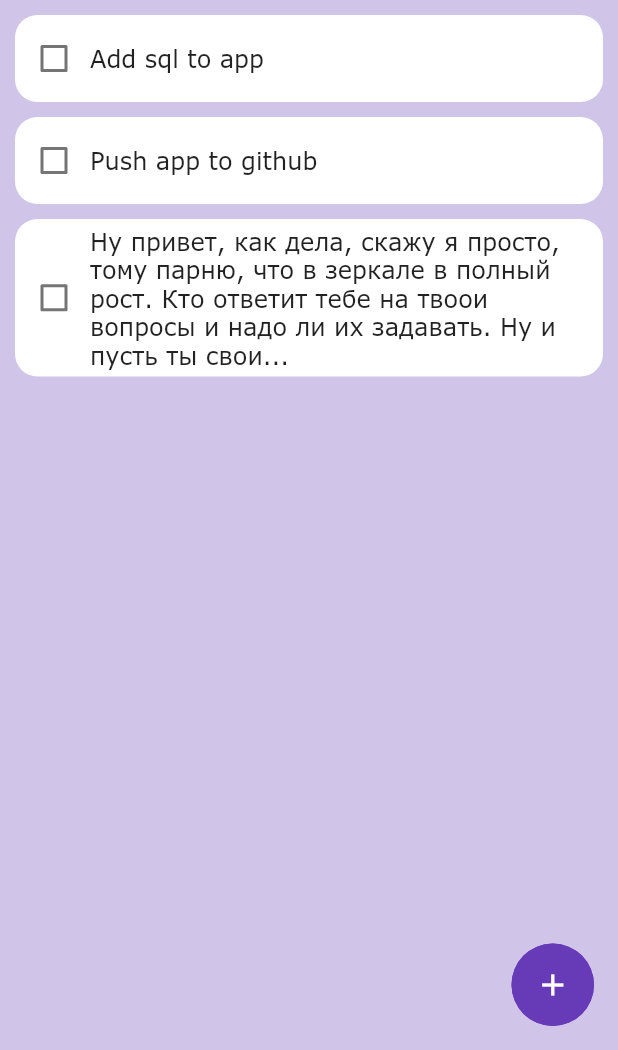
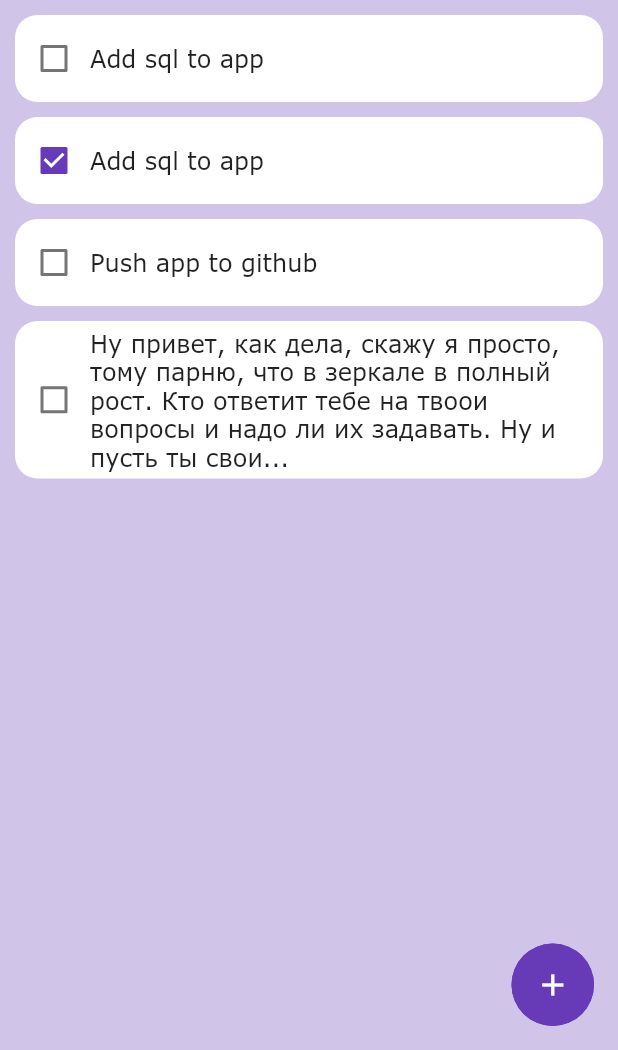
Before and after one commit to DEATHSTROUKE/flutter-todo, a Flutter app: the screen it shows after launch, on a phone screen of 412 x 824 dp, the part 186-1236 px from its top. Run offline on Flutter 3.47's test engine with Material 2 defaults, Android fonts, the phone set to English and light mode, and no system bars; our stand-ins replace bloc, equatable, flutter_bloc.

Commit message:
adding empty todo and make checked todos

```diff
--- /dev/null
+++ b/lib/app.dart
@@ -0,0 +1,19 @@
+import 'package:flutter/material.dart';
+import 'package:flutter/services.dart';
+import 'package:todo_list/todo_bloc/view/todo_page.dart';
+import 'constants/colors.dart';
+
+class App extends StatelessWidget {
+  const App({super.key});
+
+  @override
+  Widget build(BuildContext context) {
+    SystemChrome.setSystemUIOverlayStyle(SystemUiOverlayStyle.light
+        .copyWith(systemNavigationBarColor: mainBgColor));
+    return MaterialApp(
+      debugShowCheckedModeBanner: false,
+      theme: ThemeData(primarySwatch: mainMaterialColor, fontFamily: 'Verdana'),
+      home: TodoHomePage(),
+    );
+  }
+}
--- a/lib/constants/colors.dart
+++ b/lib/constants/colors.dart
@@ -1,5 +1,6 @@
 import 'package:flutter/material.dart';
 
-const Color headerColor = Color(0xFFA200FF);
-const Color taskColor = Color(0xFFA200FF);
-const Color mainBgColor = Color(0xA1D089F3);
+const Color mainColor = Colors.deepPurple;
+const MaterialColor mainMaterialColor = Colors.deepPurple;
+final Color mainBgColor = (Colors.deepPurple[100] ?? Colors.transparent);
+const Color taskBgColor = Colors.white;
--- a/lib/main.dart
+++ b/lib/main.dart
@@ -1,131 +1,9 @@
 import 'package:flutter/material.dart';
-import 'package:todo_list/constants/colors.dart';
+import 'package:flutter_bloc/flutter_bloc.dart';
+import 'package:todo_list/simple_bloc_observer.dart';
+import 'app.dart';
 
-void main() => runApp(const TodoList());
-
-class TodoList extends StatelessWidget {
-  const TodoList({super.key});
-
-  @override
-  Widget build(BuildContext context) {
-    return MaterialApp(
-      debugShowCheckedModeBanner: false,
-      theme: ThemeData(primarySwatch: Colors.deepPurple, fontFamily: 'Verdana'),
-      home: Scaffold(
-        backgroundColor: Colors.deepPurple[100],
-        appBar: _buildAppBar(),
-        body: TodoBody(),
-        floatingActionButton: Container(
-          width: 55,
-          height: 55,
-          decoration: BoxDecoration(
-            color: Colors.deepPurple,
-            shape: BoxShape.circle,
-          ),
-          child: FloatingActionButton(
-            onPressed: () {},
-            elevation: 0,
-            child: Icon(Icons.add),
-          ),
-        ),
-      ),
-    );
-  }
-
-  AppBar _buildAppBar() {
-    return AppBar(
-      elevation: 0,
-      title: Row(
-        mainAxisAlignment: MainAxisAlignment.center,
-        children: [
-          const Text(
-            'Todo List',
-            style: TextStyle(
-              fontWeight: FontWeight.bold,
-              fontSize: 30,
-              fontFamily: 'DancingScript',
-            ),
-          ),
-        ],
-      ),
-    );
-  }
+void main() {
+  // Bloc.observer = const SimpleBlocObserver();
+  runApp(const App());
 }
-
-class todoItem {
-  int id;
-  String text;
-  bool checked;
-
-  todoItem({required this.id, required this.text, required this.checked});
-}
-
-class TodoBody extends StatelessWidget {
-  final todo_list = <todoItem>[
-    todoItem(id: 1, text: "Make todo", checked: true),
-    todoItem(id: 2, text: "Add sql to app", checked: false),
-    todoItem(id: 3, text: "Push app to github", checked: false),
-    todoItem(
-        id: 4,
-        text:
-            "Ну привет, как дела, скажу я просто, тому парню, что в зеркале в полный рост. Кто ответит тебе на твоои вопросы и надо ли их задавать. Ну и пусть ты свои...",
-        checked: false),
-  ];
-
-  @override
-  Widget build(BuildContext context) {
-    // return Center(children: <Widget>[
-    //   ListView.builder(itemBuilder: buildTasks)
-    // ]);
-    return Center(
-      child: ListView.builder(
-          itemCount: todo_list.length, itemBuilder: buildTasks),
-    );
-  }
-
-  TodoTile buildTasks(context, index) {
-    return TodoTile(
-      taskName: todo_list[index].text,
-      taskChecked: todo_list[index].checked,
-      onChanged: () {},
-    );
-  }
-}
-
-class TodoTile extends StatelessWidget {
-  final taskName;
-  final taskChecked;
-  final onChanged;
-
-  TodoTile({this.taskName, this.taskChecked, this.onChanged});
-
-  @override
-  Widget build(BuildContext context) {
-    return Container(
-      margin: EdgeInsets.only(left: 10, top: 10, right: 10),
-      padding: EdgeInsets.only(left: 2, right: 2, bottom: 5, top: 5),
-      decoration: BoxDecoration(
-        color: Colors.white,
-        borderRadius: BorderRadius.circular(15),
-      ),
-      child: Row(
-        mainAxisAlignment: MainAxisAlignment.start,
-        crossAxisAlignment: CrossAxisAlignment.center,
-        children: [
-          Checkbox(
-            value: taskChecked,
-            onChanged: (bool? value) {},
-          ),
-          Expanded(
-            child: Text(
-              taskName,
-              style: TextStyle(
-                fontSize: 16,
-              ),
-            ),
-          ),
-        ],
-      ),
-    );
-  }
-}
--- /dev/null
+++ b/lib/simple_bloc_observer.dart
@@ -0,0 +1,12 @@
+import 'package:bloc/bloc.dart';
+
+class SimpleBlocObserver extends BlocObserver {
+  const SimpleBlocObserver();
+
+  @override
+  void onChange(BlocBase<dynamic> bloc, Change<dynamic> change) {
+    super.onChange(bloc, change);
+    // ignore: avoid_print
+    // print('${bloc.runtimeType} $change');
+  }
+}
--- /dev/null
+++ b/lib/todo_bloc/bloc/todo_bloc.dart
@@ -0,0 +1,27 @@
+import 'package:bloc/bloc.dart';
+import 'package:equatable/equatable.dart';
+import 'package:flutter_bloc/flutter_bloc.dart';
+import '../models/todo_item.dart';
+
+part 'todo_event.dart';
+
+part 'todo_state.dart';
+
+class TodoBloc extends Bloc<TodoEvent, TodoState> {
+  TodoBloc() : super(InitialTodoState()) {
+    on<CreateTodoEvent>(_onCreateTodo);
+    on<ChangeCheckTodoEvent>(_onChangeCheckTodo);
+  }
+
+  late List<todoItem> todo_list;
+
+  void _onCreateTodo(CreateTodoEvent event, Emitter<TodoState> emit) {
+    state.todoList.add(todoItem(text: event.text, checked: false));
+    emit(state.copyWith(todoList: state.todoList));
+  }
+
+  void _onChangeCheckTodo(ChangeCheckTodoEvent event, Emitter<TodoState> emit) {
+    state.todoList[event.index].checked = !state.todoList[event.index].checked;
+    return emit(state.copyWith(todoList: state.todoList));
+  }
+}
--- /dev/null
+++ b/lib/todo_bloc/bloc/todo_event.dart
@@ -0,0 +1,19 @@
+part of 'todo_bloc.dart';
+
+abstract class TodoEvent extends Equatable {
+  TodoEvent();
+  @override
+  List<Object> get props => [];
+}
+
+class CreateTodoEvent extends TodoEvent {
+  final String text;
+
+  CreateTodoEvent({required this.text});
+}
+
+class ChangeCheckTodoEvent extends TodoEvent {
+  final int index;
+
+  ChangeCheckTodoEvent({required this.index});
+}
--- /dev/null
+++ b/lib/todo_bloc/bloc/todo_state.dart
@@ -0,0 +1,27 @@
+part of 'todo_bloc.dart';
+
+class TodoState {
+  TodoState({required this.todoList});
+
+  final List<todoItem> todoList;
+
+  TodoState copyWith({List<todoItem>? todoList}) {
+    var list = todoList ?? this.todoList;
+    return TodoState(todoList: list);
+  }
+}
+
+final this_list = <todoItem>[
+  todoItem(text: "Make todo", checked: true),
+  todoItem(text: "Add sql to app", checked: false),
+  todoItem(text: "Add sql to app", checked: true),
+  todoItem(text: "Push app to github", checked: false),
+  todoItem(
+      text:
+          "Ну привет, как дела, скажу я просто, тому парню, что в зеркале в полный рост. Кто ответит тебе на твоои вопросы и надо ли их задавать. Ну и пусть ты свои...",
+      checked: false),
+];
+
+class InitialTodoState extends TodoState {
+  InitialTodoState({List<todoItem>? list}) : super(todoList: list ?? this_list);
+}
--- /dev/null
+++ b/lib/todo_bloc/models/todo_item.dart
@@ -0,0 +1,14 @@
+import 'package:equatable/equatable.dart';
+
+class todoItem extends Equatable {
+  String text;
+  bool checked;
+
+  todoItem({required this.text, required this.checked});
+
+  @override
+  List<Object?> get props => [text, checked];
+
+  @override
+  int get hashCode => super.hashCode;
+}
--- /dev/null
+++ b/lib/todo_bloc/todo.dart
@@ -0,0 +1,2 @@
+export 'package:todo_list/todo_bloc/bloc/todo_bloc.dart';
+export 'package:todo_list/todo_bloc/view/todo_page.dart';
--- /dev/null
+++ b/lib/todo_bloc/view/todo_page.dart
@@ -0,0 +1,88 @@
+import 'package:flutter/material.dart';
+import 'package:flutter_bloc/flutter_bloc.dart';
+import 'package:todo_list/todo_bloc/bloc/todo_bloc.dart';
+import 'package:todo_list/todo_bloc/view/todo_tile.dart';
+import 'package:todo_list/app.dart';
+import 'package:todo_list/todo_bloc/models/todo_item.dart';
+
+import '../../constants/colors.dart';
+
+class TodoHomePage extends StatelessWidget {
+  const TodoHomePage({Key? key}) : super(key: key);
+
+  @override
+  Widget build(BuildContext context) {
+    return BlocProvider(
+      create: (_) => TodoBloc(),
+      child: TodoHomeView(),
+    );
+  }
+}
+
+class TodoHomeView extends StatelessWidget {
+  const TodoHomeView({Key? key}) : super(key: key);
+
+  @override
+  Widget build(BuildContext context) {
+    return Scaffold(
+      backgroundColor: mainBgColor,
+      appBar: _buildAppBar(),
+      body: TodoBody(),
+      floatingActionButton: Container(
+        width: 55,
+        height: 55,
+        decoration: const BoxDecoration(
+          color: mainColor,
+          shape: BoxShape.circle,
+        ),
+        child: FloatingActionButton(
+          onPressed: () =>
+              context.read<TodoBloc>().add(CreateTodoEvent(text: '')),
+          elevation: 0,
+          child: const Icon(Icons.add),
+        ),
+      ),
+    );
+  }
+
+  AppBar _buildAppBar() {
+    return AppBar(
+      elevation: 0,
+      title: Row(
+        mainAxisAlignment: MainAxisAlignment.center,
+        children: const [
+          Text(
+            'Todo List',
+            style: TextStyle(
+              fontWeight: FontWeight.bold,
+              fontSize: 30,
+              fontFamily: 'DancingScript',
+            ),
+          ),
+        ],
+      ),
+    );
+  }
+}
+
+class TodoBody extends StatelessWidget {
+  @override
+  Widget build(BuildContext context) {
+    return BlocBuilder<TodoBloc, TodoState>(builder: (context, state) {
+      return Center(
+        child: ListView.builder(
+            itemCount: state.todoList.length,
+            itemBuilder: (context, index) =>
+                buildTasks(context, index, state.todoList[index])),
+      );
+    });
+  }
+
+  TodoTile buildTasks(context, index, item) {
+    return TodoTile(
+      taskName: item.text,
+      taskIndex: index,
+      taskChecked: item.checked,
+    );
+  }
+}
--- /dev/null
+++ b/lib/todo_bloc/view/todo_tile.dart
@@ -0,0 +1,46 @@
+import 'package:flutter/material.dart';
+import 'package:flutter_bloc/flutter_bloc.dart';
+import 'package:todo_list/constants/colors.dart';
+import 'package:todo_list/todo_bloc/bloc/todo_bloc.dart';
+
+class TodoTile extends StatelessWidget {
+  final taskName;
+  final taskIndex;
+  final taskChecked;
+
+  TodoTile({this.taskName, this.taskIndex, this.taskChecked});
+
+  @override
+  Widget build(BuildContext context) {
+    return Container(
+      margin: EdgeInsets.only(left: 10, top: 10, right: 10),
+      padding: EdgeInsets.only(left: 2, right: 2, bottom: 5, top: 5),
+      decoration: BoxDecoration(
+        color: taskBgColor,
+        borderRadius: BorderRadius.circular(15),
+      ),
+      child: Row(
+        mainAxisAlignment: MainAxisAlignment.start,
+        crossAxisAlignment: CrossAxisAlignment.center,
+        children: [
+          Checkbox(
+            value: taskChecked,
+            onChanged: (bool? a) {
+              context
+                  .read<TodoBloc>()
+                  .add(ChangeCheckTodoEvent(index: taskIndex));
+            },
+          ),
+          Expanded(
+            child: Text(
+              taskName,
+                style: TextStyle(
+                fontSize: 16,
+              ),
+            ),
+          ),
+        ],
+      ),
+    );
+  }
+}
--- a/pubspec.yaml
+++ b/pubspec.yaml
@@ -30,7 +30,9 @@ environment:
 dependencies:
   flutter:
     sdk: flutter
-
+  bloc: ^8.1.0
+  equatable: ^2.0.3
+  flutter_bloc: ^8.1.1
 
   # The following adds the Cupertino Icons font to your application.
   # Use with the CupertinoIcons class for iOS style icons.
```
Also changed, not shown: pubspec.lock.
